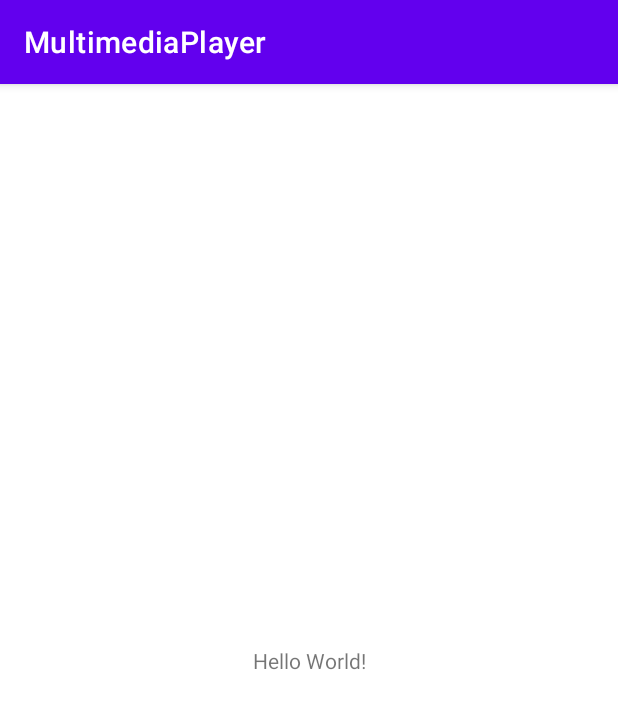
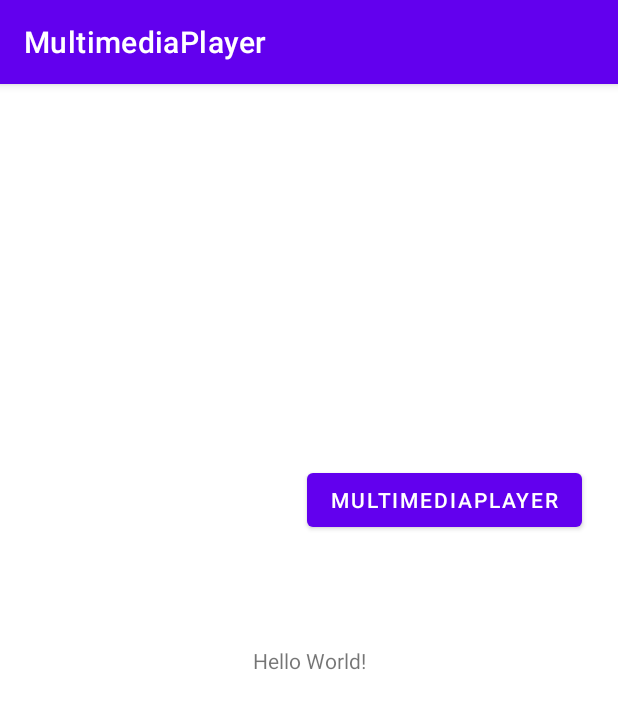
Before and after one commit to Miralx/multiMediaPlayer, an Android app: the screen it shows after launch (MainActivity), on a phone screen of 412 x 824 dp. Shown: the top 709 px of the screen. Run offline under Robolectric (Android 15) with nearby library versions, the phone set to English and light mode, and no system bars.

Commit message:
add a button

```diff
--- a/app/src/main/res/layout/activity_main.xml
+++ b/app/src/main/res/layout/activity_main.xml
@@ -7,6 +7,7 @@
     tools:context=".MainActivity">
 
     <TextView
+        android:id="@+id/textView"
         android:layout_width="wrap_content"
         android:layout_height="wrap_content"
         android:text="Hello World!"
@@ -15,4 +16,18 @@
         app:layout_constraintStart_toStartOf="parent"
         app:layout_constraintTop_toTopOf="parent" />
 
+    <Button
+        android:id="@+id/button"
+        android:layout_width="wrap_content"
+        android:layout_height="wrap_content"
+        android:layout_marginStart="203dp"
+        android:layout_marginTop="244dp"
+        android:layout_marginEnd="23dp"
+        android:layout_marginBottom="64dp"
+        android:text="@string/app_name"
+        app:layout_constraintBottom_toTopOf="@+id/textView"
+        app:layout_constraintEnd_toEndOf="parent"
+        app:layout_constraintStart_toStartOf="parent"
+        app:layout_constraintTop_toTopOf="parent" />
+
 </androidx.constraintlayout.widget.ConstraintLayout>
```
